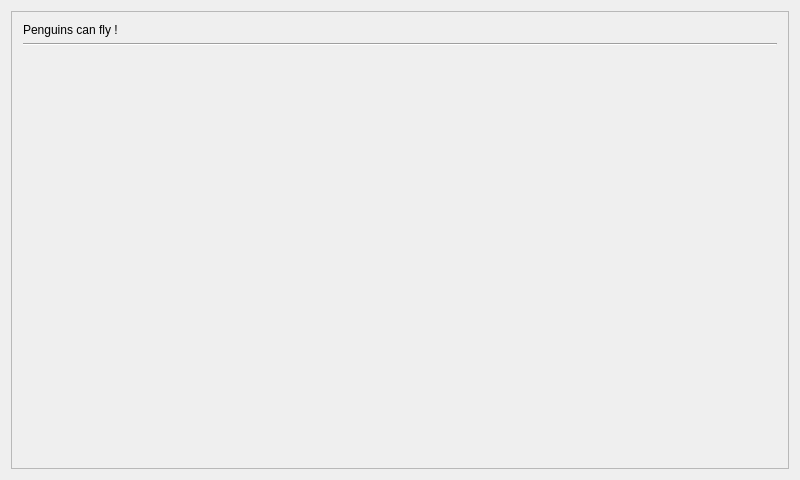
This is mainwindow.ui in achipa/maemo-flash-launcher as Qt 5 draws it before an edit. The edited form follows.
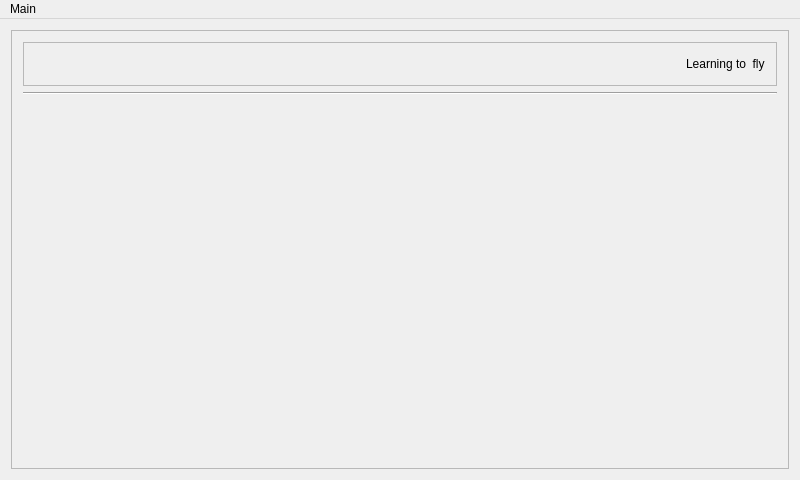
This is the edited form. Icons and pictures are not drawn.

What changed in the file:
```diff
--- a/mainwindow.ui
+++ b/mainwindow.ui
@@ -26,21 +26,53 @@
          <x>0</x>
          <y>0</y>
          <width>786</width>
-         <height>466</height>
+         <height>446</height>
         </rect>
        </property>
        <layout class="QVBoxLayout" name="verticalLayout_2">
         <item>
-         <widget class="QLabel" name="label">
-          <property name="text">
-           <string>Penguins can fly !</string>
+         <widget class="QFrame" name="frame">
+          <property name="frameShape">
+           <enum>QFrame::StyledPanel</enum>
           </property>
-          <property name="pixmap">
-           <pixmap>../../../../../../maemo/Desktop/sbhome/flashgamer/flashgamer/learn-to-fly.gif</pixmap>
+          <property name="frameShadow">
+           <enum>QFrame::Raised</enum>
           </property>
-          <property name="scaledContents">
-           <bool>true</bool>
-          </property>
+          <layout class="QHBoxLayout" name="horizontalLayout">
+           <item>
+            <widget class="QLabel" name="label">
+             <property name="text">
+              <string/>
+             </property>
+             <property name="pixmap">
+              <pixmap>../../../../../../maemo/Desktop/sbhome/flashgamer/flashgamer/learn-to-fly.gif</pixmap>
+             </property>
+             <property name="scaledContents">
+              <bool>true</bool>
+             </property>
+            </widget>
+           </item>
+           <item>
+            <spacer name="horizontalSpacer">
+             <property name="orientation">
+              <enum>Qt::Horizontal</enum>
+             </property>
+             <property name="sizeHint" stdset="0">
+              <size>
+               <width>599</width>
+               <height>20</height>
+              </size>
+             </property>
+            </spacer>
+           </item>
+           <item>
+            <widget class="QLabel" name="label_2">
+             <property name="text">
+              <string>Learning to  fly</string>
+             </property>
+            </widget>
+           </item>
+          </layout>
          </widget>
         </item>
         <item>
@@ -69,7 +101,26 @@
     </item>
    </layout>
   </widget>
-  <action name="actionLaunch_Fullscreen">
+  <widget class="QMenuBar" name="menuBar">
+   <property name="geometry">
+    <rect>
+     <x>0</x>
+     <y>0</y>
+     <width>800</width>
+     <height>20</height>
+    </rect>
+   </property>
+   <widget class="QMenu" name="menuMain">
+    <property name="title">
+     <string>Main</string>
+    </property>
+    <addaction name="actionLaunch_fullscreen"/>
+    <addaction name="actionAbout"/>
+    <addaction name="actionAbout_Qt"/>
+   </widget>
+   <addaction name="menuMain"/>
+  </widget>
+  <action name="actionLaunch_fullscreen">
    <property name="checkable">
     <bool>true</bool>
    </property>
```
Left out of the diff: 2 changed lines with no effect on the pictures.
